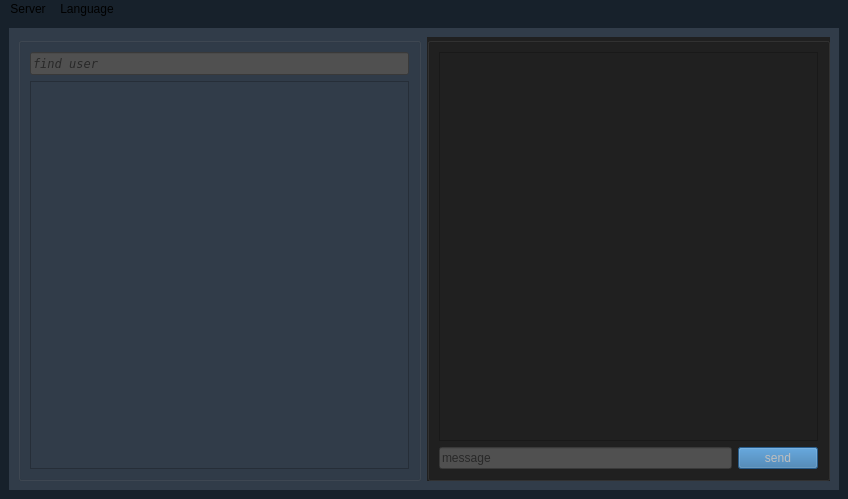
Old version of the form mainwindow.ui in the repository imperzer0/privacy-protection-messenger-qt.
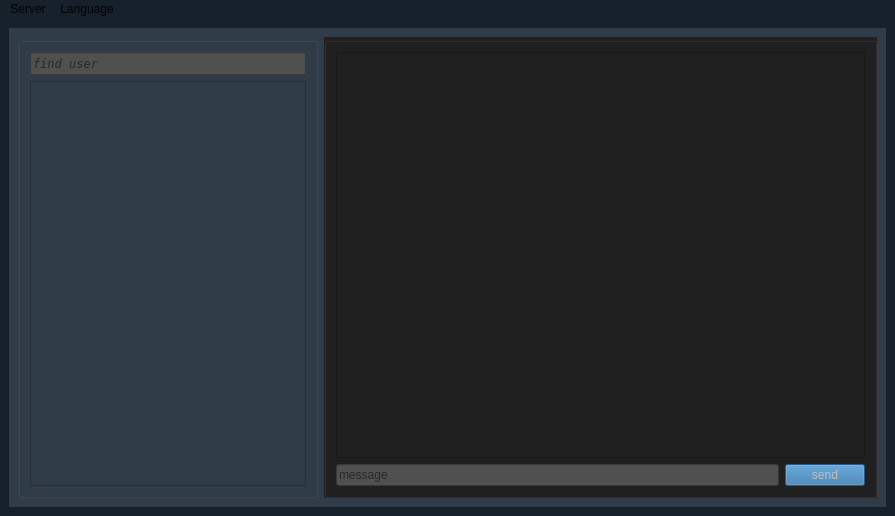
New version of the form. The open tabs and pages were chosen to show the change.

Commit message: fixed sarch maximum width

The edit to the form file:
```diff
--- a/mainwindow.ui
+++ b/mainwindow.ui
@@ -9,8 +9,8 @@
    <rect>
     <x>0</x>
     <y>0</y>
-    <width>848</width>
-    <height>499</height>
+    <width>895</width>
+    <height>516</height>
    </rect>
   </property>
   <property name="sizePolicy">
@@ -768,6 +768,12 @@
        <layout class="QHBoxLayout" name="horizontalLayout_5">
         <item>
          <widget class="QGroupBox" name="groupBox_friends">
+          <property name="maximumSize">
+           <size>
+            <width>300</width>
+            <height>16777215</height>
+           </size>
+          </property>
           <property name="title">
            <string/>
           </property>
@@ -810,6 +816,9 @@
            </item>
            <item>
             <widget class="QListView" name="listView_friends">
+             <property name="sizeAdjustPolicy">
+              <enum>QAbstractScrollArea::AdjustToContents</enum>
+             </property>
              <property name="uniformItemSizes">
               <bool>false</bool>
              </property>
@@ -888,7 +897,7 @@
     <rect>
      <x>0</x>
      <y>0</y>
-     <width>848</width>
+     <width>895</width>
      <height>21</height>
     </rect>
    </property>
```
Left out of the diff: 2 changed lines with no effect on the pictures.
